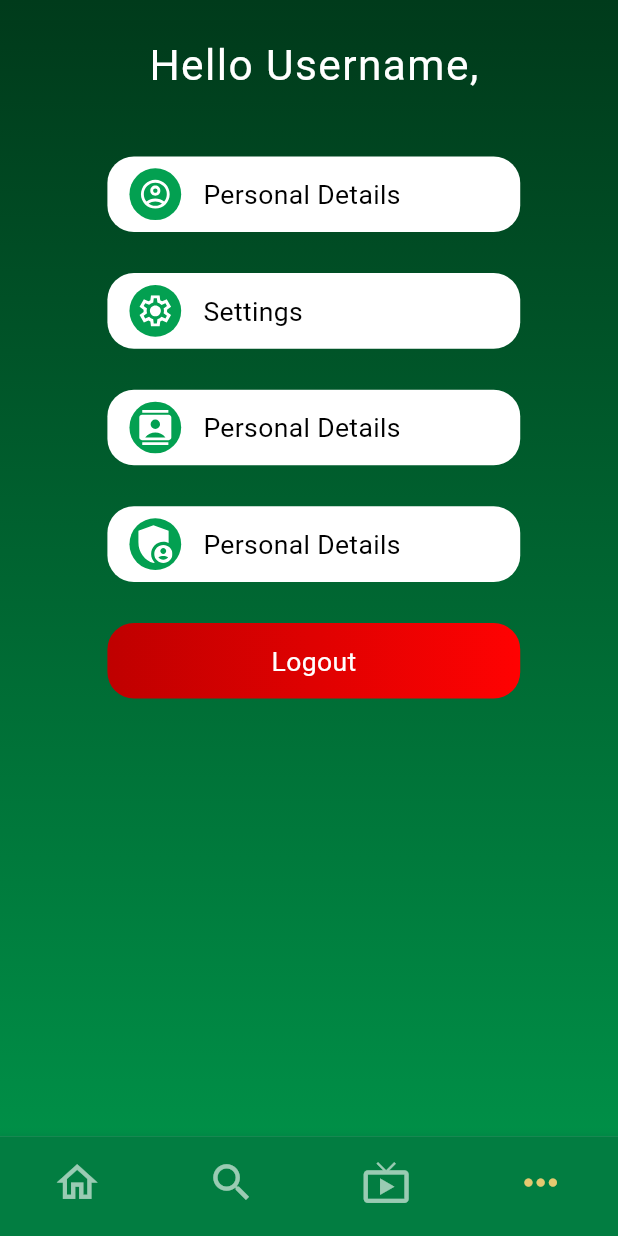
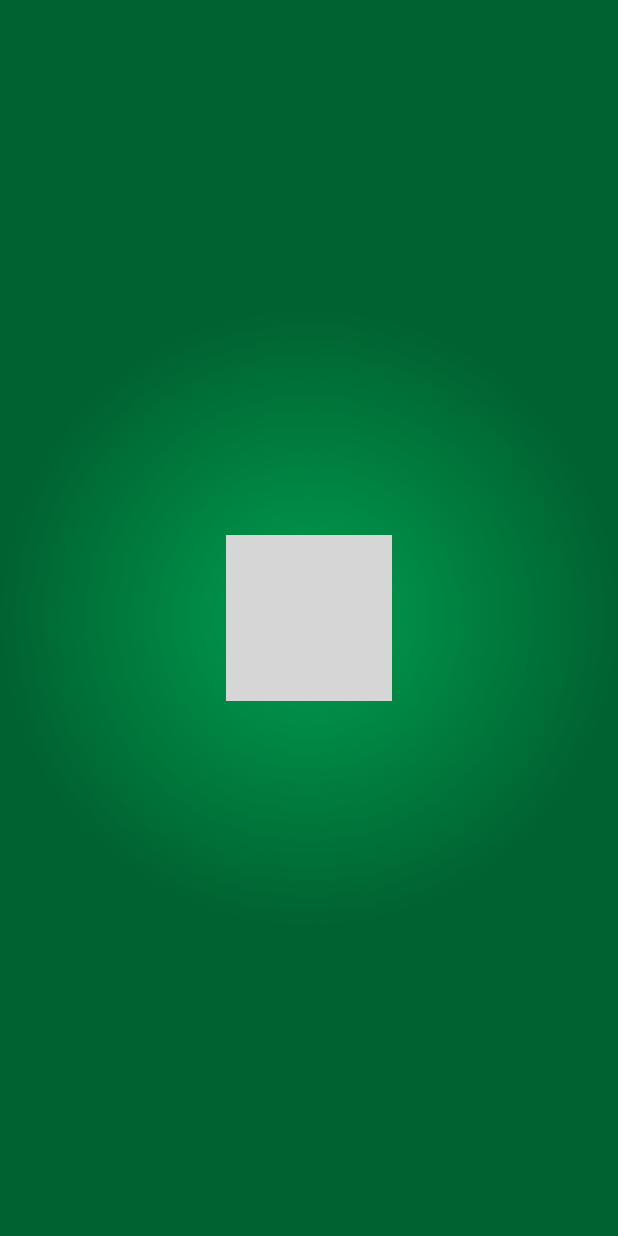
Before and after one commit to Minal1411/carotv, a Flutter app: the screen it shows after launch, item 4 of the bottom bar chosen, after a tap on "Personal Details", on a phone screen of 412 x 824 dp. Run offline on Flutter 3.47's test engine with Material 3 defaults, Android fonts, the phone set to English and light mode, and no system bars; our stand-ins replace awesome_snackbar_content, bloc, dartz, dio, equatable, flutter_bloc and 8 more; Roboto replaces fonts that are missing (GilroyRegular); project files that could hold a hidden picture were left out; grey boxes are pictures that could not be loaded.

Commit message:
designed splash screen

```diff
--- a/lib/core/presentation/components/base_screen.dart
+++ b/lib/core/presentation/components/base_screen.dart
@@ -18,6 +18,7 @@ class BaseScreen extends StatelessWidget {
     this.noBackButton = false,
     this.appBarAction,
     this.noAppBar = true,
+    this.noBg = false,
   }) : super(key: key);
 
   final Widget child;
@@ -25,6 +26,7 @@ class BaseScreen extends StatelessWidget {
   final List<Widget>? actions;
   final bool noBackButton;
   final bool? noAppBar;
+  final bool? noBg;
   final Widget? bottomSheet;
   final Widget? bottomNavigationBar;
   final Widget? drawer;
@@ -40,7 +42,9 @@ class BaseScreen extends StatelessWidget {
         backgroundColor: Colors.transparent,
         // Make Scaffold's background transparent
         body: Container(
-          decoration: const BoxDecoration(
+          decoration: noBg!
+              ? const BoxDecoration()
+              : const BoxDecoration(
                   gradient: LinearGradient(
                     begin: Alignment.topCenter,
                     end: Alignment.bottomCenter,
--- /dev/null
+++ b/lib/core/presentation/splash_screen.dart
@@ -0,0 +1,38 @@
+import 'package:flutter/material.dart';
+import 'package:flutter_screenutil/flutter_screenutil.dart';
+import 'package:flutter_svg/flutter_svg.dart';
+
+class SplashScreen extends StatelessWidget {
+  const SplashScreen({super.key});
+
+  @override
+  Widget build(BuildContext context) {
+    return Scaffold(
+      backgroundColor: Colors.transparent, // Make background transparent
+      body: Stack(
+        children: [
+          Container(
+            decoration: const BoxDecoration(
+              gradient: RadialGradient(
+                colors: [
+                  Color(0xFF009C4E), // #009C4E
+                  Color(0xFF006231), // #006231
+                ],
+                stops: [0.045, 1.0],
+                center: Alignment(0, 0), // 50% 24.41% at 50% 50%
+                focal: Alignment(0, 0), // Default focal point is center
+              ),
+            ),
+            // Child widgets of your Scaffold go here
+          ),
+          Align(
+              alignment: AlignmentDirectional.center,
+              child: SvgPicture.asset(
+                'assets/svg/app_logo.svg',
+                height: 125.h,
+              ))
+        ],
+      ),
+    );
+  }
+}
--- a/lib/core/resources/app_styles.dart
+++ b/lib/core/resources/app_styles.dart
@@ -180,6 +180,13 @@ abstract class AppTextStyle {
     letterSpacing: 1.w,
     height: 1.2,
   );
+
+  static TextStyle regularText30 = TextStyle(
+    fontFamily: 'GilroyRegular',
+    fontWeight: FontWeight.w400,
+    fontSize: 32.sp,
+  );
+
   static TextStyle regularText24 = TextStyle(
     fontFamily: 'GilroyRegular',
     fontWeight: FontWeight.w400,
--- a/lib/feature/dashboard/presentation/views/dashboard_screen.dart
+++ b/lib/feature/dashboard/presentation/views/dashboard_screen.dart
@@ -1,8 +1,7 @@
 import 'package:carotv/core/presentation/components/base_screen.dart';
+import 'package:carotv/feature/auth/presentation/views/login_screen.dart';
 import 'package:carotv/feature/dashboard/presentation/components/bottom_nav_bar.dart';
 import 'package:carotv/feature/more/views/more_screen.dart';
-import 'package:carotv/feature/auth/presentation/views/login_screen.dart';
-
 import 'package:flutter/material.dart';
 
 class DashBoardScreen extends StatefulWidget {
--- a/lib/feature/more/views/more_screen.dart
+++ b/lib/feature/more/views/more_screen.dart
@@ -1,6 +1,9 @@
 import 'package:carotv/core/presentation/components/base_screen.dart';
+import 'package:carotv/core/presentation/splash_screen.dart';
+import 'package:carotv/core/resources/app_colors.dart';
 import 'package:carotv/core/resources/app_styles.dart';
 import 'package:carotv/core/resources/extensions/padding_extensions.dart';
+import 'package:flutter/cupertino.dart';
 import 'package:flutter/material.dart';
 import 'package:flutter_screenutil/flutter_screenutil.dart';
 import 'package:flutter_svg/flutter_svg.dart';
@@ -12,21 +15,41 @@ class MoreScreen extends StatelessWidget {
   Widget build(BuildContext context) {
     return BaseScreen(
         pageTitle: 'More',
-        child: SingleChildScrollView(
         child: Column(
-            crossAxisAlignment: CrossAxisAlignment.start,
           children: [
+            Align(
+              alignment: AlignmentDirectional.topEnd,
+              child: Icon(
+                Icons.notifications_active_outlined,
+                color: AppColors.white,
+                size: 28.w,
+              ).pR(27.w).pB(21.h).pT(12.h),
+            ),
+            SingleChildScrollView(
+              child: Column(
+                crossAxisAlignment: CrossAxisAlignment.center,
+                children: [
+                  Image.asset(
+                    'assets/images/test_image.png',
+                    height: 159.h,
+                    width: 159.w,
+                  ).pB(27.h),
                   Center(
                     child: Text(
                       'Hello Username,',
-                  style:
-                      AppTextStyle.regularText32.copyWith(color: Colors.white),
+                      style: AppTextStyle.regularText32
+                          .copyWith(color: Colors.white),
                     ).pB(56.h),
                   ),
                   MoreContainer(
                     iconPath: 'assets/svg/account_icon.svg',
                     title: 'Personal Details',
-                onTap: () {},
+                    onTap: () {
+                      Navigator.push(
+                          context,
+                          CupertinoPageRoute(
+                              builder: (_) => const SplashScreen()));
+                    },
                   ),
                   MoreContainer(
                     iconPath: 'assets/svg/settings_icon.svg',
@@ -35,12 +58,12 @@ class MoreScreen extends StatelessWidget {
                   ),
                   MoreContainer(
                     iconPath: 'assets/svg/contacts_icon.svg',
-                title: 'Personal Details',
+                    title: 'Contact Us',
                     onTap: () {},
                   ),
                   MoreContainer(
                     iconPath: 'assets/svg/privacy_icon.svg',
-                title: 'Personal Details',
+                    title: 'Privacy Policy',
                     onTap: () {},
                   ),
                   GestureDetector(
@@ -50,24 +73,26 @@ class MoreScreen extends StatelessWidget {
                         decoration: BoxDecoration(
                           borderRadius: BorderRadius.circular(20.r),
                           gradient: const LinearGradient(
-                        begin: Alignment.centerLeft,
-                        end: Alignment.centerRight,
+                            begin: Alignment.topCenter,
+                            end: Alignment.bottomCenter,
                             colors: [
+                              Color(0xFFFF0202),
                               Color(0xFFBF0000),
-                          Color(0xFFFF0202),
                             ],
                           ),
                         ),
                         child: Center(
                           child: Text(
                             'Logout',
-                        style: AppTextStyle.regularText20
+                            style: AppTextStyle.regularText30
                                 .copyWith(color: Colors.white),
                           ),
                         )).pB(35.h),
-              )
+                  ),
                 ],
               ).pL(78.w).pR(71.w),
+            ),
+          ],
         ));
   }
 }
```
Also changed, not shown: assets/images/test_image.png (added). Lines whose indentation alone changed are shown as unchanged.
